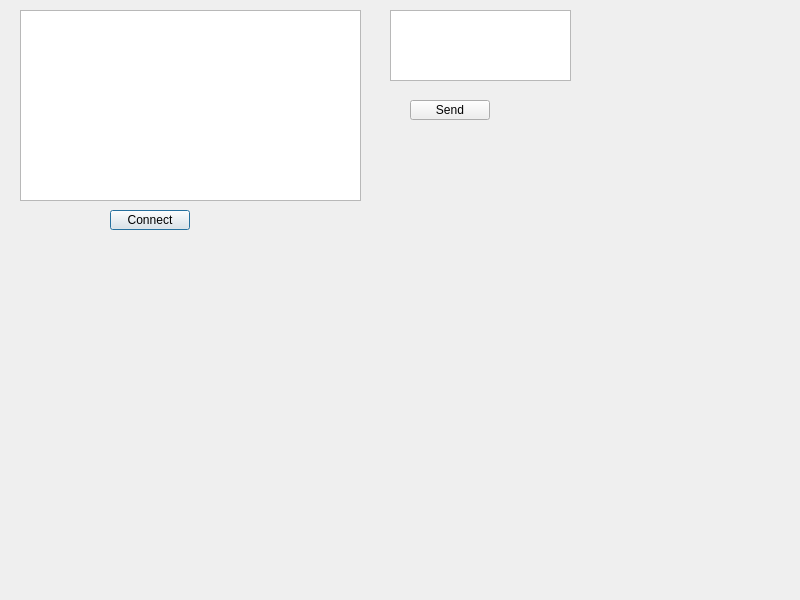
Qt form networkmaster.ui (ett-baibai/mster) before a commit.
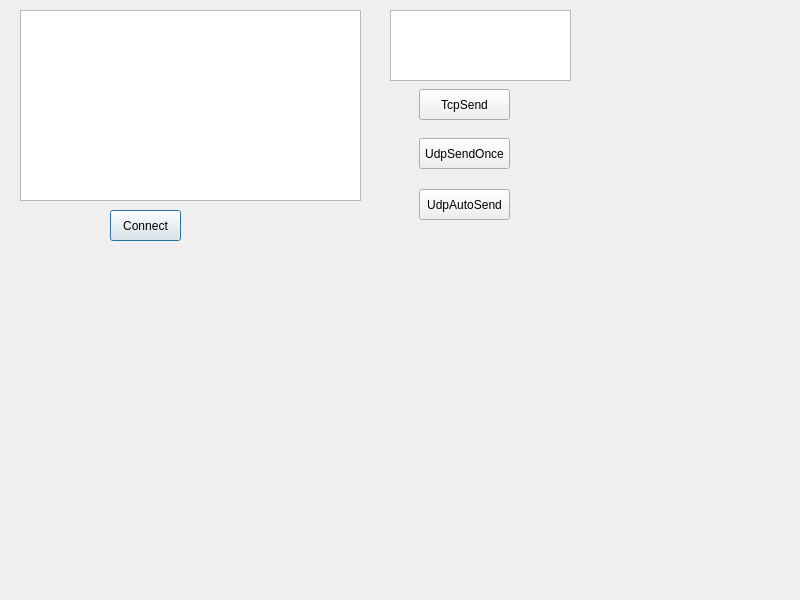
The same form after that commit.

Commit message: 服务器端UDP协议发送程序完成，可手动发送，或定时器循环发送；客户端未完成

Patch:
```diff
--- a/networkmaster.ui
+++ b/networkmaster.ui
@@ -18,8 +18,8 @@
     <rect>
      <x>110</x>
      <y>210</y>
-     <width>80</width>
-     <height>20</height>
+     <width>71</width>
+     <height>31</height>
     </rect>
    </property>
    <property name="text">
@@ -39,14 +39,14 @@
   <widget class="QPushButton" name="SendBtn">
    <property name="geometry">
     <rect>
-     <x>410</x>
-     <y>100</y>
-     <width>80</width>
-     <height>20</height>
+     <x>419</x>
+     <y>89</y>
+     <width>91</width>
+     <height>31</height>
     </rect>
    </property>
    <property name="text">
-    <string>Send</string>
+    <string>TcpSend</string>
    </property>
   </widget>
   <widget class="QListWidget" name="MessageList">
@@ -59,6 +59,32 @@
     </rect>
    </property>
   </widget>
+  <widget class="QPushButton" name="UdpSendOnceBtn">
+   <property name="geometry">
+    <rect>
+     <x>419</x>
+     <y>138</y>
+     <width>91</width>
+     <height>31</height>
+    </rect>
+   </property>
+   <property name="text">
+    <string>UdpSendOnce</string>
+   </property>
+  </widget>
+  <widget class="QPushButton" name="UdpAutoSendBtn">
+   <property name="geometry">
+    <rect>
+     <x>419</x>
+     <y>189</y>
+     <width>91</width>
+     <height>31</height>
+    </rect>
+   </property>
+   <property name="text">
+    <string>UdpAutoSend</string>
+   </property>
+  </widget>
  </widget>
  <resources/>
  <connections/>
```
Left out of the diff: 2 changed lines with no effect on the pictures. The commit also changes 2 other files.
